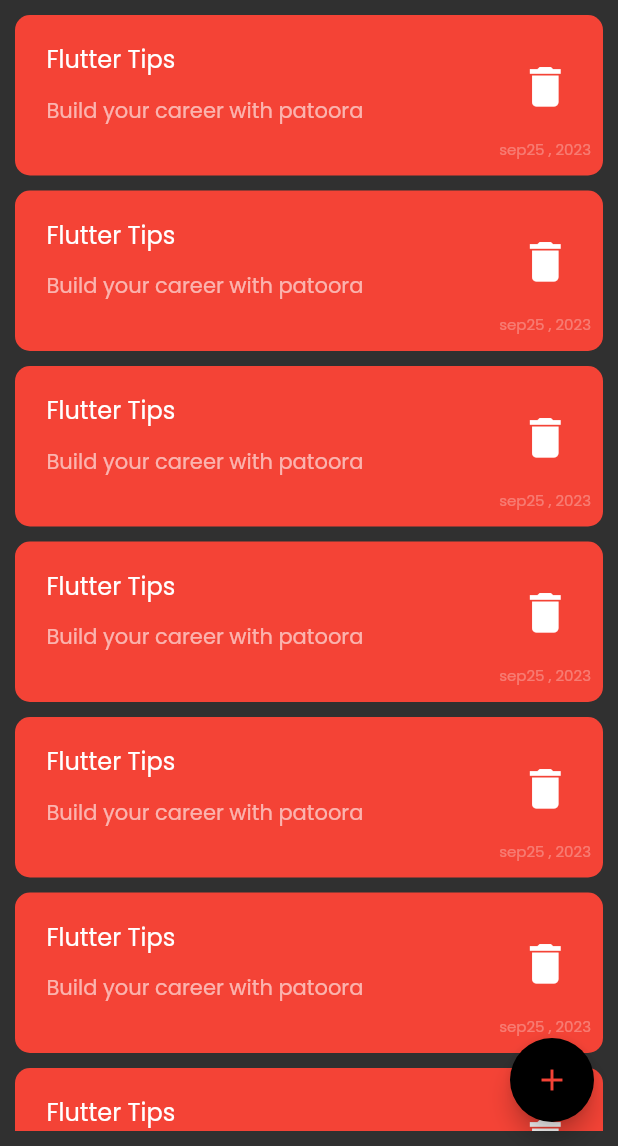
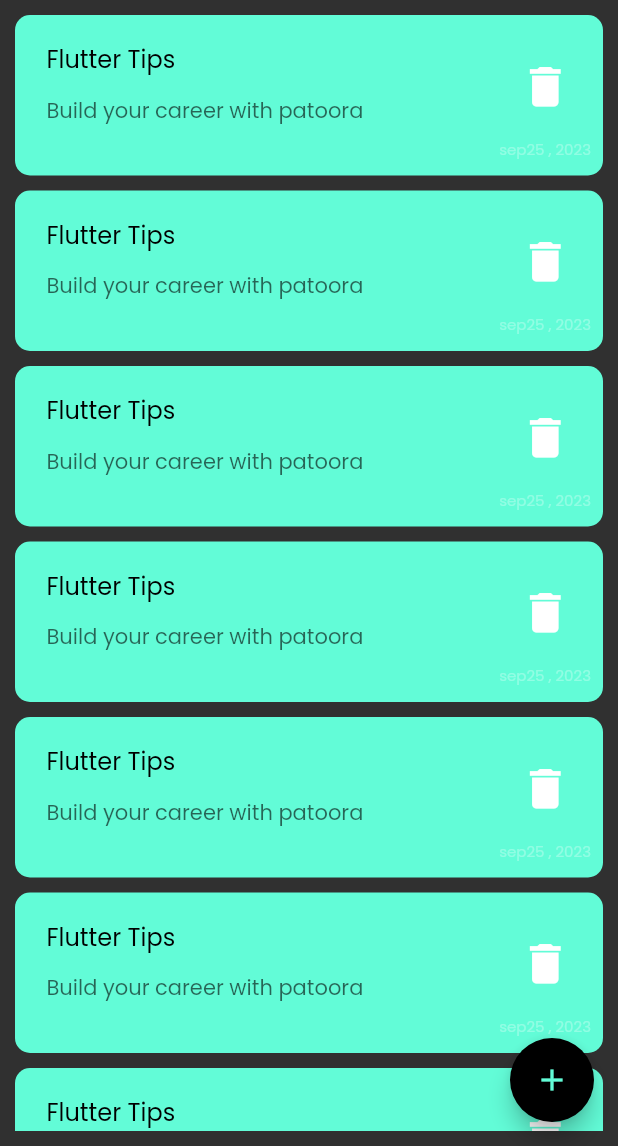
Before and after one commit to peterelia22/notes_app, a Flutter app: the screen it shows after launch, on a phone screen of 412 x 824 dp, the part 90-1236 px from its top. Run offline on Flutter 3.47's test engine with Material 2 defaults, Android fonts, the phone set to English and light mode, and no system bars.

Commit message:
create edit note page

```diff
--- a/lib/main.dart
+++ b/lib/main.dart
@@ -1,4 +1,5 @@
 import 'package:flutter/material.dart';
+import 'package:notesapp/pages/edit_note_page.dart';
 import 'package:notesapp/pages/home_page.dart';
 
 void main() {
@@ -11,6 +12,11 @@ class NotesApp extends StatelessWidget {
   @override
   Widget build(BuildContext context) {
     return MaterialApp(
+      initialRoute: NotesPage.id,
+      routes: {
+        NotesPage.id: (context) => NotesPage(),
+        EditNotePage.id: (context) => EditNotePage()
+      },
       debugShowCheckedModeBanner: false,
       theme: ThemeData(brightness: Brightness.dark),
       home: const NotesPage(),
--- a/lib/pages/home_page.dart
+++ b/lib/pages/home_page.dart
@@ -1,10 +1,11 @@
 import 'package:flutter/material.dart';
+import 'package:notesapp/constants.dart';
 import 'package:notesapp/widgets/Add_note_bottomsheet.dart';
 import 'package:notesapp/widgets/notes_body.dart';
 
 class NotesPage extends StatelessWidget {
   const NotesPage({super.key});
-
+  static String id = 'Home Page';
   @override
   Widget build(BuildContext context) {
     return Scaffold(
@@ -18,7 +19,7 @@ class NotesPage extends StatelessWidget {
                 return const AddNoteSheet();
               });
         },
-        foregroundColor: Colors.red,
+        foregroundColor: kPrimaryColor,
         backgroundColor: Colors.black,
         child: const Icon(Icons.add),
       ),
--- a/lib/widgets/item_note.dart
+++ b/lib/widgets/item_note.dart
@@ -1,14 +1,21 @@
 import 'package:flutter/material.dart';
+import 'package:notesapp/constants.dart';
+import 'package:notesapp/pages/edit_note_page.dart';
+import 'package:notesapp/pages/home_page.dart';
 
 class ItemNote extends StatelessWidget {
   const ItemNote({super.key});
 
   @override
   Widget build(BuildContext context) {
-    return Container(
+    return GestureDetector(
+      onTap: () {
+        Navigator.pushNamed(context, EditNotePage.id);
+      },
+      child: Container(
         padding: const EdgeInsets.only(top: 10, bottom: 10, left: 5),
         decoration: BoxDecoration(
-          color: Colors.red, borderRadius: BorderRadius.circular(10)),
+            color: kPrimaryColor, borderRadius: BorderRadius.circular(10)),
         child: Column(
           crossAxisAlignment: CrossAxisAlignment.end,
           children: [
@@ -18,7 +25,7 @@ class ItemNote extends StatelessWidget {
                 child: Text(
                   'Flutter Tips',
                   style: TextStyle(
-                  color: Colors.white,
+                    color: Colors.black,
                     fontFamily: 'Poppins',
                   ),
                 ),
@@ -26,7 +33,7 @@ class ItemNote extends StatelessWidget {
               subtitle: Text(
                 'Build your career with patoora',
                 style: TextStyle(
-                color: Colors.white.withOpacity(.6),
+                  color: Colors.black.withOpacity(.6),
                   fontFamily: 'Poppins',
                 ),
               ),
@@ -50,6 +57,7 @@ class ItemNote extends StatelessWidget {
             )
           ],
         ),
+      ),
     );
   }
 }
```
Also changed, not shown: lib/pages/edit_note_page.dart (added, +13 -0 lines), lib/widgets/edit_note_body.dart (added, +10 -0 lines). Lines whose indentation alone changed are shown as unchanged.
